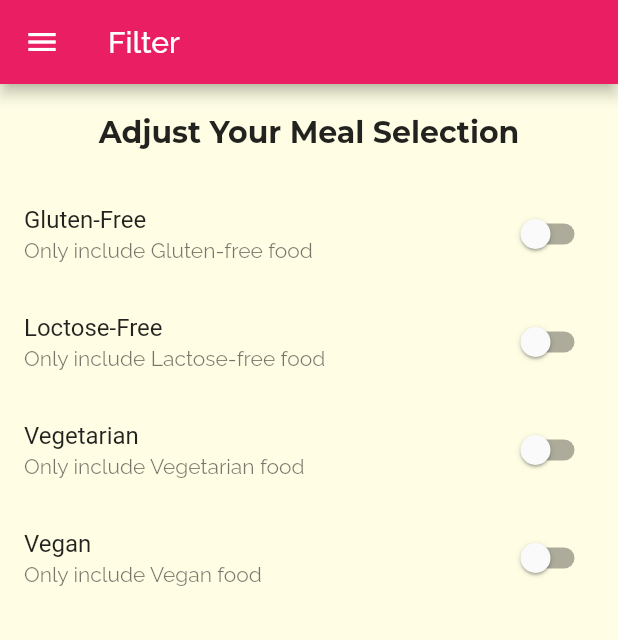
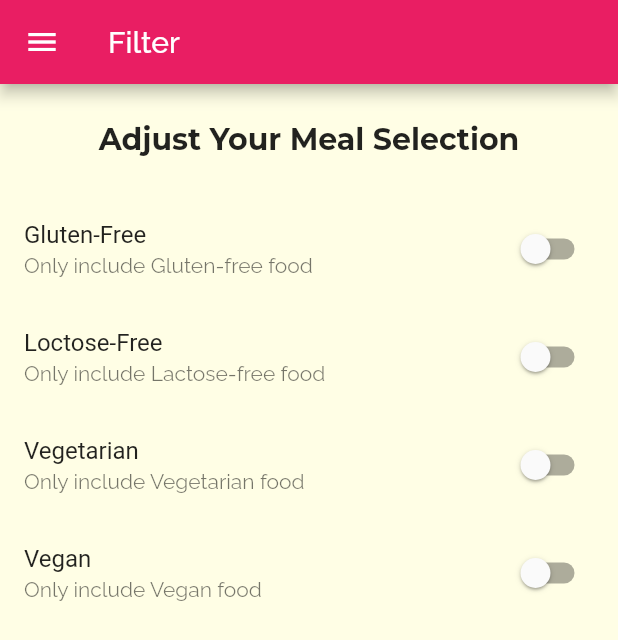
Before and after one commit to baradipavan2017/mealsapp, a Flutter app: the FiltersScreen screen opened by its route, on a phone screen of 412 x 824 dp. Shown: the top 640 px of the screen. Run offline on Flutter 3.47's test engine with Material 2 defaults, Android fonts, the phone set to English and light mode, and no system bars.

Commit message:
filters screen

```diff
--- a/lib/screens/filters_screen.dart
+++ b/lib/screens/filters_screen.dart
@@ -9,6 +9,7 @@ class FiltersScreen extends StatefulWidget {
 }
 
 class _FiltersScreenState extends State<FiltersScreen> {
+  // these should be above BubildContext
   bool _glutenFree = false;
   bool _vegetarian = false;
   bool _vegan = false;
@@ -37,7 +38,7 @@ class _FiltersScreenState extends State<FiltersScreen> {
         body: Column(
           children: <Widget>[
             Container(
-              padding: EdgeInsets.all(20),
+              padding: EdgeInsets.all(25),
               child: Text(
                 'Adjust Your Meal Selection',
                 style: Theme.of(context).textTheme.headline6,
```
